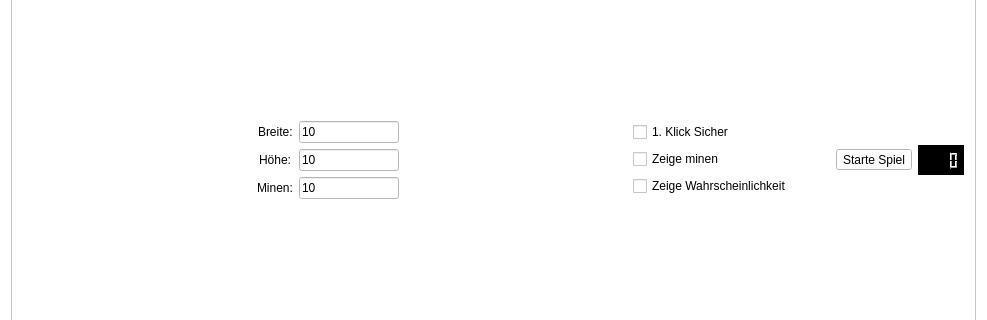
Qt form mainwindow.ui (skullbox305/Minesweeper-Solver) before a commit; both pictures show x 0 to 987 and y 249 to 569 of the 987 by 830 pixel window.
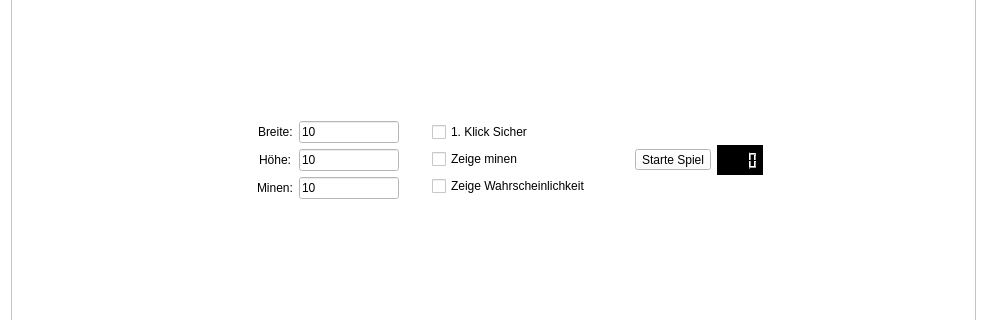
The same form after that commit. Icons and pictures are not drawn.

Commit message: gui leiste mittig gesetzt

The edit to the form file:
```diff
--- a/mainwindow.ui
+++ b/mainwindow.ui
@@ -149,71 +149,28 @@
          <enum>QLayout::SetDefaultConstraint</enum>
         </property>
         <item row="1" column="0">
-         <layout class="QGridLayout" name="gridLayout_3" columnstretch="0,0,0,0,0">
+         <layout class="QGridLayout" name="gridLayout_3" columnstretch="0,0,0,0,0,0,0">
           <property name="sizeConstraint">
            <enum>QLayout::SetDefaultConstraint</enum>
           </property>
-          <item row="0" column="4">
-           <widget class="QLCDNumber" name="lcdFlagCount">
-            <property name="enabled">
-             <bool>true</bool>
-            </property>
-            <property name="maximumSize">
-             <size>
-              <width>60</width>
-              <height>30</height>
-             </size>
-            </property>
-            <property name="autoFillBackground">
-             <bool>false</bool>
-            </property>
-            <property name="styleSheet">
-             <string notr="true">QLCDNumber {
-	background-color: black;
-	border: 1px;
-	color: red;
-}</string>
-            </property>
-            <property name="smallDecimalPoint">
-             <bool>true</bool>
-            </property>
-            <property name="digitCount">
-             <number>4</number>
-            </property>
-            <property name="segmentStyle">
-             <enum>QLCDNumber::Filled</enum>
-            </property>
-           </widget>
-          </item>
-          <item row="0" column="1">
-           <layout class="QVBoxLayout" name="verticalLayout_2">
-            <property name="sizeConstraint">
-             <enum>QLayout::SetFixedSize</enum>
-            </property>
-            <item>
-             <widget class="QCheckBox" name="erster_klick_sicher">
-              <property name="text">
-               <string>1. Klick Sicher</string>
-              </property>
-             </widget>
-            </item>
-            <item>
-             <widget class="QCheckBox" name="zeige_minen">
-              <property name="text">
-               <string>Zeige minen</string>
-              </property>
-             </widget>
-            </item>
-            <item>
-             <widget class="QCheckBox" name="zeige_wahrscheinlichkeiten">
-              <property name="text">
-               <string>Zeige Wahrscheinlichkeit</string>
-              </property>
-             </widget>
-            </item>
-           </layout>
-          </item>
           <item row="0" column="0">
+           <layout class="QGridLayout" name="gridLayout_9">
+            <item row="0" column="0">
+             <spacer name="horizontalSpacer">
+              <property name="orientation">
+               <enum>Qt::Horizontal</enum>
+              </property>
+              <property name="sizeHint" stdset="0">
+               <size>
+                <width>40</width>
+                <height>20</height>
+               </size>
+              </property>
+             </spacer>
+            </item>
+           </layout>
+          </item>
+          <item row="0" column="1">
            <layout class="QFormLayout" name="formLayout">
             <property name="sizeConstraint">
              <enum>QLayout::SetFixedSize</enum>
@@ -286,7 +243,7 @@
             </item>
            </layout>
           </item>
-          <item row="0" column="3">
+          <item row="0" column="4">
            <widget class="QToolButton" name="toolButton">
             <property name="text">
              <string>Starte Spiel</string>
@@ -294,6 +251,66 @@
            </widget>
           </item>
           <item row="0" column="2">
+           <layout class="QVBoxLayout" name="verticalLayout_2">
+            <property name="sizeConstraint">
+             <enum>QLayout::SetFixedSize</enum>
+            </property>
+            <item>
+             <widget class="QCheckBox" name="erster_klick_sicher">
+              <property name="text">
+               <string>1. Klick Sicher</string>
+              </property>
+             </widget>
+            </item>
+            <item>
+             <widget class="QCheckBox" name="zeige_minen">
+              <property name="text">
+               <string>Zeige minen</string>
+              </property>
+             </widget>
+            </item>
+            <item>
+             <widget class="QCheckBox" name="zeige_wahrscheinlichkeiten">
+              <property name="text">
+               <string>Zeige Wahrscheinlichkeit</string>
+              </property>
+             </widget>
+            </item>
+           </layout>
+          </item>
+          <item row="0" column="5">
+           <widget class="QLCDNumber" name="lcdFlagCount">
+            <property name="enabled">
+             <bool>true</bool>
+            </property>
+            <property name="maximumSize">
+             <size>
+              <width>60</width>
+              <height>30</height>
+             </size>
+            </property>
+            <property name="autoFillBackground">
+             <bool>false</bool>
+            </property>
+            <property name="styleSheet">
+             <string notr="true">QLCDNumber {
+	background-color: black;
+	border: 1px;
+	color: red;
+}</string>
+            </property>
+            <property name="smallDecimalPoint">
+             <bool>true</bool>
+            </property>
+            <property name="digitCount">
+             <number>4</number>
+            </property>
+            <property name="segmentStyle">
+             <enum>QLCDNumber::Filled</enum>
+            </property>
+           </widget>
+          </item>
+          <item row="0" column="3">
            <widget class="QPushButton" name="smileyFace">
             <property name="text">
              <string/>
@@ -305,6 +322,23 @@
             </property>
            </widget>
           </item>
+          <item row="0" column="6">
+           <layout class="QGridLayout" name="gridLayout_10">
+            <item row="0" column="0">
+             <spacer name="horizontalSpacer_2">
+              <property name="orientation">
+               <enum>Qt::Horizontal</enum>
+              </property>
+              <property name="sizeHint" stdset="0">
+               <size>
+                <width>40</width>
+                <height>20</height>
+               </size>
+              </property>
+             </spacer>
+            </item>
+           </layout>
+          </item>
          </layout>
         </item>
         <item row="2" column="0">
```
